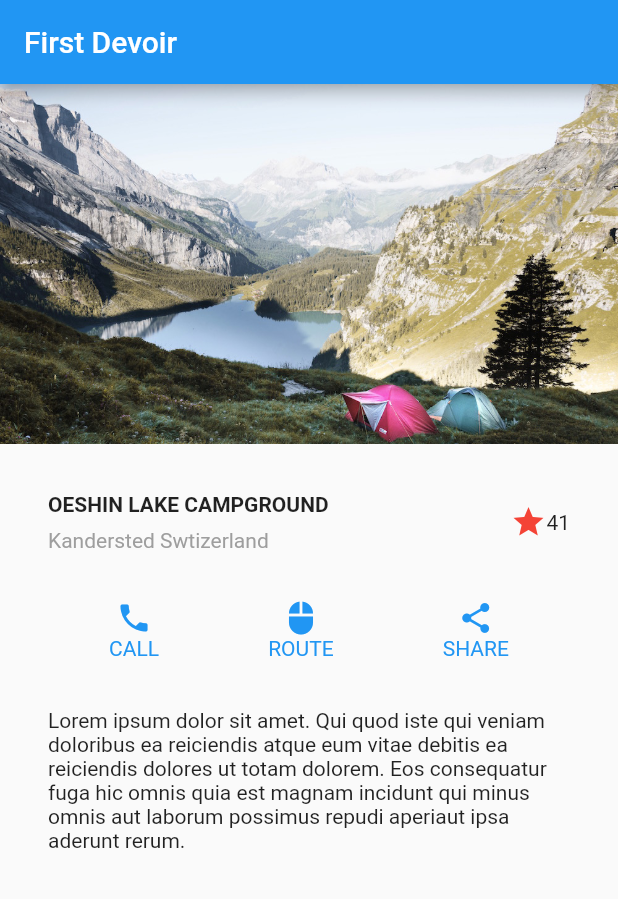
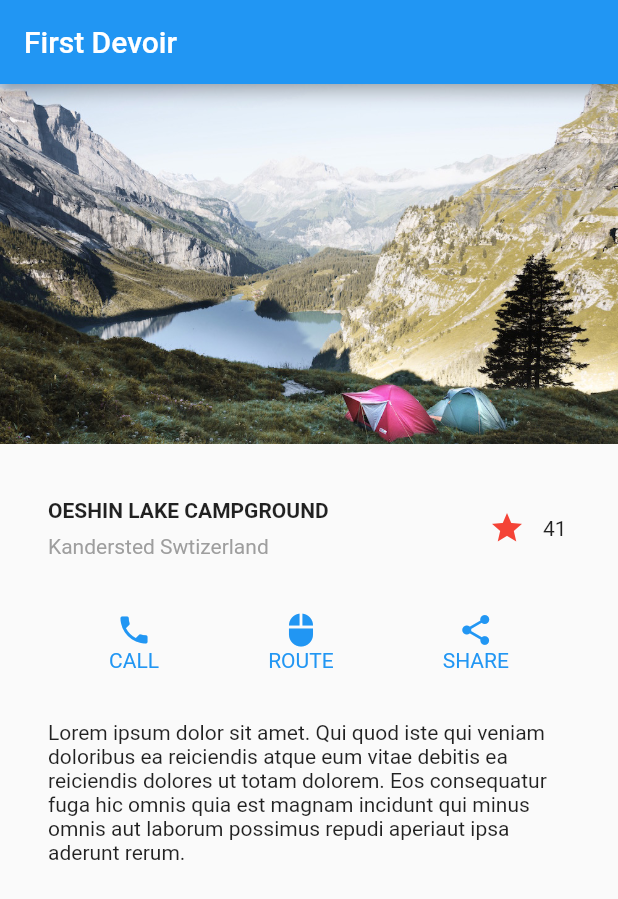
Before and after one commit to maoakeEnterprise/Learning-Dart-Flutter, a Flutter app: the screen it shows after launch, on a phone screen of 412 x 824 dp. Shown: the top 899 px of the screen. Run offline on Flutter 3.47's test engine with Material 2 defaults, Android fonts, the phone set to English and light mode, and no system bars.

Commit message:
Bouton interactif Etoile et nombre 41-40

```diff
--- a/flutter_app_learning/lib/main.dart
+++ b/flutter_app_learning/lib/main.dart
@@ -10,7 +10,6 @@ void main() {
 
 class MyApp extends StatelessWidget {
   const MyApp({Key? key}) : super(key: key);
-
   @override
   Widget build(BuildContext context) {
     return MaterialApp(
@@ -18,23 +17,65 @@ class MyApp extends StatelessWidget {
       home: buildHomePage('Je suis le best', context),
 
     );
+
   }
 }
+class FavoriteWidget extends StatefulWidget {
+  const FavoriteWidget({Key? key}) : super(key: key);
+
+  @override
+  _FavoriteWidgetState createState() => _FavoriteWidgetState();
+}
+
+class _FavoriteWidgetState extends State<FavoriteWidget> {
+  bool _isFavorited = true;
+  int _favoriteCount = 41;
+
+  @override
+  Widget build(BuildContext context) {
+    return Row(
+      mainAxisSize: MainAxisSize.min,
+      children: [
+        Container(
+          padding: EdgeInsets.all(0),
+          child: IconButton(
+            padding: EdgeInsets.all(0),
+            alignment: Alignment.center,
+            icon: (_isFavorited
+                ? const Icon(Icons.star)
+                :const Icon(Icons.star_border)
+            ),
+            color: Colors.red[500],
+            onPressed: _toggleFavorite,
+          ),
+        ),
+        SizedBox(
+          width: 18,
+          child: SizedBox(
+            child : Text('$_favoriteCount'),
+          ),
+        ),
+      ],
+    );
+  }
+
+  void _toggleFavorite() {
+    setState(() {
+      if (_isFavorited) {
+        _favoriteCount -= 1;
+        _isFavorited = false;
+      } else {
+        _favoriteCount += 1;
+        _isFavorited = true;
+      }
+    });
+  }
+// ···
+}
+
+
 
 Widget buildHomePage(String titlevar, BuildContext context){
-
-
-  var stars = Row(
-    mainAxisSize: MainAxisSize.min,
-    children: [
-      Icon(Icons.star, color: Colors.green[500],),
-      Icon(Icons.star, color: Colors.green[500],),
-      Icon(Icons.star, color: Colors.green[500],),
-      Icon(Icons.star, color: Colors.black,),
-      Icon(Icons.star, color: Colors.black,),
-    ],
-  );
-
 
   Widget titlesection = Container(
     padding: const EdgeInsets.all(32),
@@ -63,11 +104,9 @@ Widget buildHomePage(String titlevar, BuildContext context){
               ],
             ),
         ),
-        Icon(
-          Icons.star,
-          color: Colors.red[500],
-        ),
-        const Text('41'),
+        // je dois mettre l'étoile et le 41 ici
+        FavoriteWidget(),
+
       ],
     ),
   );
@@ -117,7 +156,7 @@ Widget buildHomePage(String titlevar, BuildContext context){
     appBar: AppBar(
       title: const Text('First Devoir'),
     ),
-    body: Column(
+    body: ListView(
       children: [
         Image.asset(
           'assets/images/lake.jpg',
```
